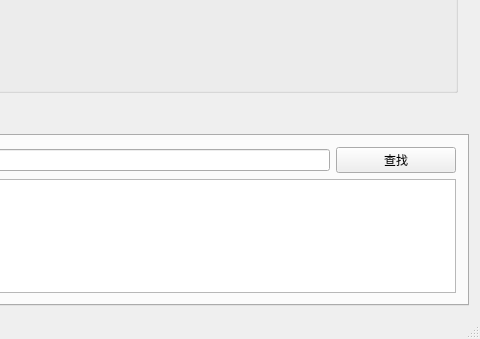
Old version of the form mainwindow.ui in the repository WeiMuYang/markdown-assistant; both pictures show x 355 to 835 and y 349 to 688 of the 835 by 688 pixel window.
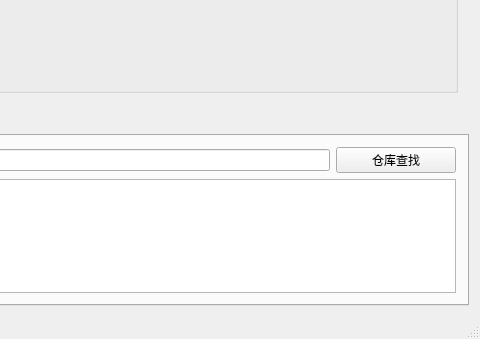
New version of the form.

Commit message: fixed:解决没有markdown文件弹窗bug

```diff
--- a/mainwindow.ui
+++ b/mainwindow.ui
@@ -577,7 +577,7 @@
              </size>
             </property>
             <property name="text">
-             <string>查找</string>
+             <string>仓库查找</string>
             </property>
            </widget>
           </item>
```
The commit also changes 2 other files.
